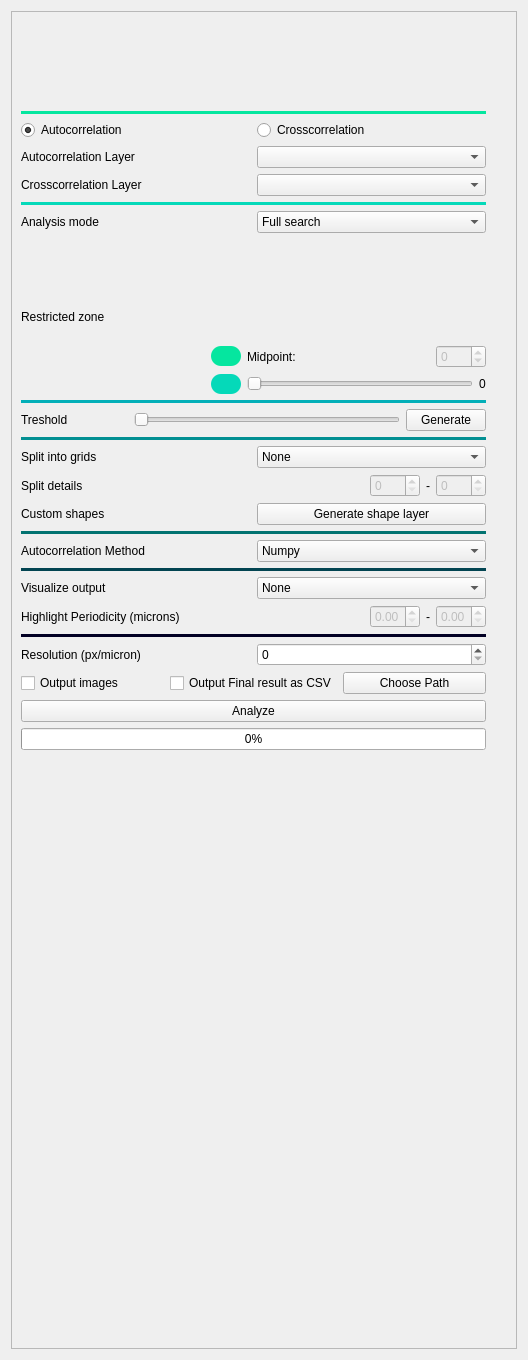
Qt form static/form.ui (KowaskiAnalytics/Napari) before a commit.
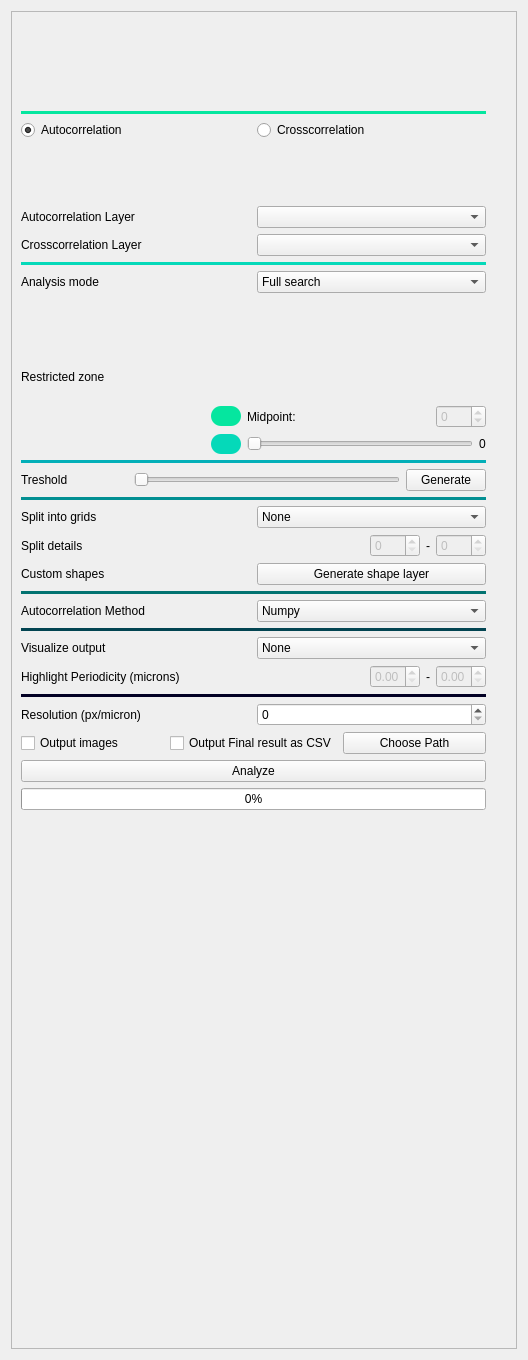
The same form after that commit. Icons and pictures are not drawn. Custom widgets are drawn as their Qt base class.

Patch:
```diff
--- a/static/form.ui
+++ b/static/form.ui
@@ -151,6 +151,92 @@
            </item>
           </layout>
          </item>
+         <item>
+          <spacer name="verticalSpacer_2">
+           <property name="orientation">
+            <enum>Qt::Vertical</enum>
+           </property>
+           <property name="sizeType">
+            <enum>QSizePolicy::Fixed</enum>
+           </property>
+           <property name="sizeHint" stdset="0">
+            <size>
+             <width>20</width>
+             <height>20</height>
+            </size>
+           </property>
+          </spacer>
+         </item>
+         <item>
+          <layout class="QHBoxLayout" name="horizontalLayout_19">
+           <property name="sizeConstraint">
+            <enum>QLayout::SetMaximumSize</enum>
+           </property>
+           <item>
+            <widget class="ClickLabel" name="label_A">
+             <property name="maximumSize">
+              <size>
+               <width>120</width>
+               <height>120</height>
+              </size>
+             </property>
+             <property name="text">
+              <string/>
+             </property>
+             <property name="textFormat">
+              <enum>Qt::AutoText</enum>
+             </property>
+             <property name="pixmap">
+              <pixmap>auto_T.png</pixmap>
+             </property>
+             <property name="scaledContents">
+              <bool>true</bool>
+             </property>
+             <property name="alignment">
+              <set>Qt::AlignCenter</set>
+             </property>
+             <property name="wordWrap">
+              <bool>false</bool>
+             </property>
+            </widget>
+           </item>
+           <item>
+            <widget class="ClickLabel" name="label_C">
+             <property name="maximumSize">
+              <size>
+               <width>120</width>
+               <height>120</height>
+              </size>
+             </property>
+             <property name="text">
+              <string/>
+             </property>
+             <property name="pixmap">
+              <pixmap>cross_F.png</pixmap>
+             </property>
+             <property name="scaledContents">
+              <bool>true</bool>
+             </property>
+            </widget>
+           </item>
+          </layout>
+         </item>
+         <item>
+          <spacer name="verticalSpacer_3">
+           <property name="orientation">
+            <enum>Qt::Vertical</enum>
+           </property>
+           <property name="sizeType">
+            <enum>QSizePolicy::Fixed</enum>
+           </property>
+           <property name="sizeHint" stdset="0">
+            <size>
+             <width>20</width>
+             <height>20</height>
+            </size>
+           </property>
+          </spacer>
+         </item>
          <item>
           <layout class="QHBoxLayout" name="horizontalLayout_7">
            <item>
@@ -851,6 +937,13 @@
    </item>
   </layout>
  </widget>
+ <customwidgets>
+  <customwidget>
+   <class>ClickLabel</class>
+   <extends>QLabel</extends>
+   <header>ClickLabel.h</header>
+  </customwidget>
+ </customwidgets>
  <resources/>
  <connections/>
 </ui>
```
